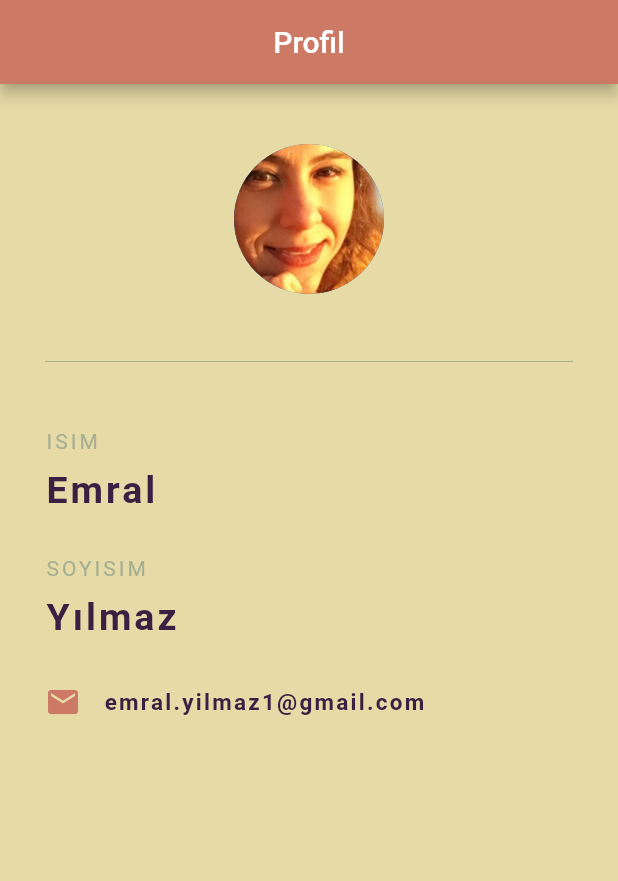
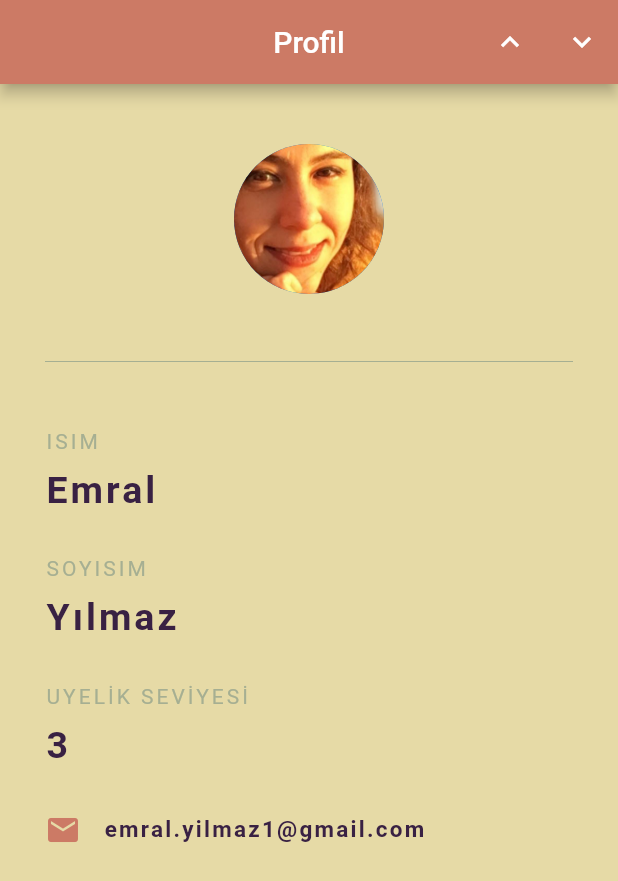
Before and after one commit to emralyilmaz/training_profil_uygulamasi, a Flutter app: the screen it shows after launch, on a phone screen of 412 x 824 dp. Shown: the top 881 px of the screen. Run offline on Flutter 3.47's test engine with Material 2 defaults, Android fonts, the phone set to English and light mode, and no system bars.

```diff
--- a/lib/main.dart
+++ b/lib/main.dart
@@ -6,7 +6,13 @@ void main() {
   ));
 }
 
-class Profil extends StatelessWidget {
+class Profil extends StatefulWidget {
+  @override
+  _ProfilState createState() => _ProfilState();
+}
+
+class _ProfilState extends State<Profil> {
+  int uyelikLevel = 3;
   @override
   Widget build(BuildContext context) {
     return Scaffold(
@@ -14,6 +20,22 @@ class Profil extends StatelessWidget {
         title: Text("Profil"),
         centerTitle: true,
         backgroundColor: Color.fromRGBO(204, 122, 101, 1),
+        actions: <Widget>[
+          IconButton(
+              icon: Icon(Icons.keyboard_arrow_up),
+              onPressed: () {
+                setState(() {
+                  uyelikLevel++;
+                });
+              }),
+          IconButton(
+              icon: Icon(Icons.keyboard_arrow_down),
+              onPressed: () {
+                setState(() {
+                  uyelikLevel--;
+                });
+              })
+        ],
       ),
       backgroundColor: Color.fromRGBO(230, 218, 166, 1),
       body: Padding(
@@ -65,6 +87,23 @@ class Profil extends StatelessWidget {
                   fontWeight: FontWeight.bold),
             ),
             SizedBox(height: 30),
+            Text(
+              "UYELİK SEVİYESİ",
+              style: TextStyle(
+                  color: Color.fromRGBO(166, 175, 146, 1), letterSpacing: 2.0),
+            ),
+            SizedBox(
+              height: 10.0,
+            ),
+            Text(
+              "$uyelikLevel",
+              style: TextStyle(
+                  color: Color.fromRGBO(57, 33, 67, 1),
+                  letterSpacing: 2.0,
+                  fontSize: 25.0,
+                  fontWeight: FontWeight.bold),
+            ),
+            SizedBox(height: 30),
             Row(
               children: <Widget>[
                 Icon(
```
